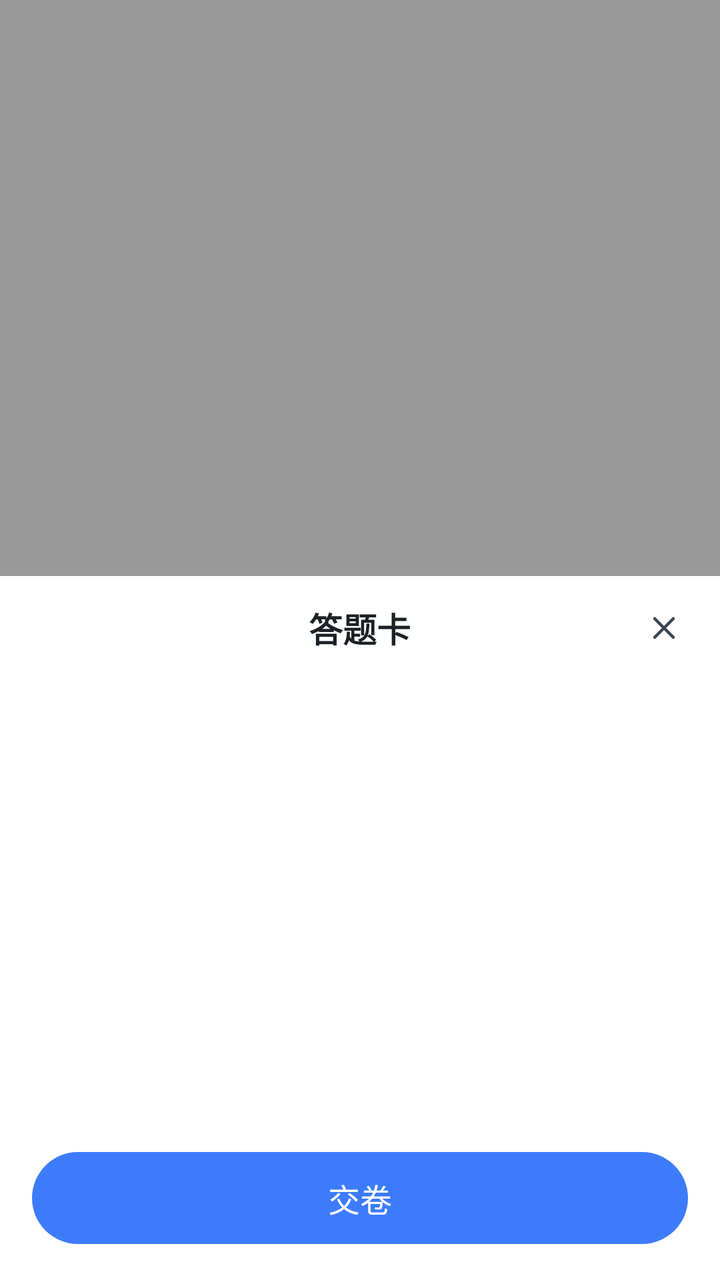
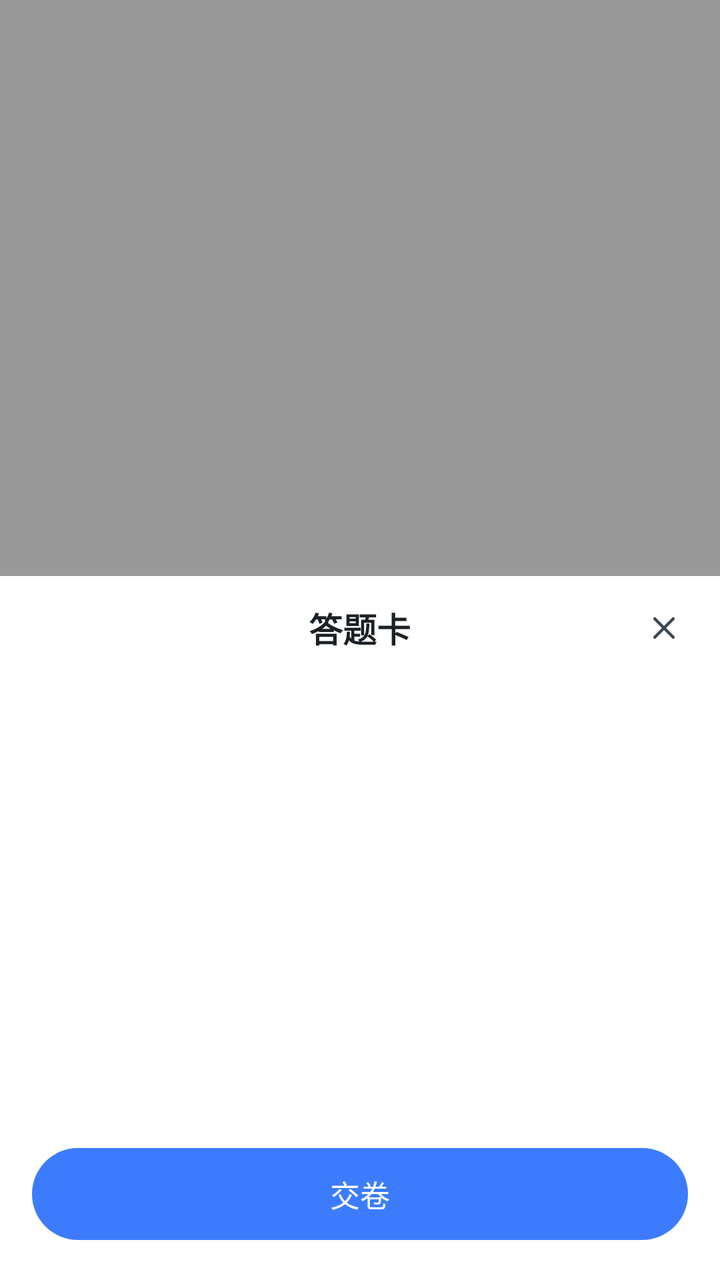

An Android layout rendered at two revisions. The XML below is the earlier revision; the diff shows what the commit changed to produce the second picture.
<!-- AndroidManifest.xml: activity theme Theme.QBank.Popup -->
<!-- res/layout/activity_answer_card.xml -->
<?xml version="1.0" encoding="utf-8"?>
<androidx.constraintlayout.widget.ConstraintLayout xmlns:android="http://schemas.android.com/apk/res/android"
    xmlns:app="http://schemas.android.com/apk/res-auto"
    xmlns:tools="http://schemas.android.com/tools"
    android:layout_width="match_parent"
    android:layout_height="match_parent"
    android:background="@color/fb_sheet_mask">

    <LinearLayout
        android:id="@+id/sheet"
        android:layout_width="0dp"
        android:layout_height="0dp"
        android:background="@drawable/bg_fb_sheet"
        android:orientation="vertical"
        app:layout_constraintBottom_toBottomOf="parent"
        app:layout_constraintEnd_toEndOf="parent"
        app:layout_constraintHeight_percent="@dimen/fb_sheet_height_percent"
        app:layout_constraintStart_toStartOf="parent">

        
        <RelativeLayout
            android:id="@+id/header"
            android:layout_width="match_parent"
            android:layout_height="52dp"
            android:background="@color/fb_card_bg">

            <TextView
                android:id="@+id/tvCardTitle"
                android:layout_width="wrap_content"
                android:layout_height="wrap_content"
                android:layout_centerInParent="true"
                android:text="@string/action_answer_card"
                android:textColor="@color/fb_text_title"
                android:textSize="@dimen/fb_text_bar_title"
                android:textStyle="bold" />

            <ImageView
                android:id="@+id/btnClose"
                android:layout_width="40dp"
                android:layout_height="40dp"
                android:layout_alignParentEnd="true"
                android:layout_centerVertical="true"
                android:layout_marginEnd="8dp"
                android:background="?attr/selectableItemBackgroundBorderless"
                android:contentDescription="@string/action_close"
                android:padding="10dp"
                android:src="@drawable/ic_fb_close" />
        </RelativeLayout>

        
        <androidx.recyclerview.widget.RecyclerView
            android:id="@+id/list"
            android:layout_width="match_parent"
            android:layout_height="0dp"
            android:layout_weight="1"
            android:clipToPadding="false"
            android:paddingStart="10dp"
            android:paddingTop="2dp"
            android:paddingEnd="10dp"
            android:paddingBottom="6dp"
            android:scrollbars="none" />

        
        <TextView
            android:id="@+id/btnSubmit"
            android:layout_width="match_parent"
            android:layout_height="46dp"
            android:layout_marginStart="16dp"
            android:layout_marginTop="6dp"
            android:layout_marginEnd="16dp"
            android:layout_marginBottom="18dp"
            android:background="@drawable/bg_fb_submit_wide"
            android:gravity="center"
            android:text="@string/action_submit"
            android:textColor="#FFFFFF"
            android:textSize="16sp" />
    </LinearLayout>
</androidx.constraintlayout.widget.ConstraintLayout>
<!-- resources referenced by this layout -->
<resources>
  <color name="fb_card_bg">#FFFFFF</color>
  <color name="fb_sheet_mask">#66000000</color>
  <color name="fb_text_title">#1B2126</color>
  <dimen name="fb_sheet_height_percent">0.55</dimen>
  <dimen name="fb_text_bar_title">17sp</dimen>
  <!-- drawable bg_fb_submit_wide (drawable) -->
  <?xml version="1.0" encoding="utf-8"?>
  <shape xmlns:android="http://schemas.android.com/apk/res/android" android:shape="rectangle">
      <solid android:color="@color/fb_primary" />
      <corners android:radius="23dp" />
  </shape>
  <!-- drawable ic_fb_close (drawable) -->
  <?xml version="1.0" encoding="utf-8"?>
  <vector xmlns:android="http://schemas.android.com/apk/res/android"
      android:width="24dp" android:height="24dp"
      android:viewportWidth="24" android:viewportHeight="24">
      <path android:strokeColor="#3C464F" android:strokeWidth="1.8" android:strokeLineCap="round"
          android:pathData="M6.4,6.4 L17.6,17.6 M17.6,6.4 L6.4,17.6" />
  </vector>
  <string name="action_answer_card">答题卡</string>
  <string name="action_close">关闭</string>
  <string name="action_submit">交卷</string>
  <style name="Theme.QBank.Popup" parent="Theme.QBank">
          <item name="android:windowIsTranslucent">true</item>
          <item name="android:windowBackground">@android:color/transparent</item>
          <item name="android:backgroundDimEnabled">false</item>
      </style>
  <dimen name="fb_sheet_radius">12dp</dimen>
  <color name="fb_primary">#3C7CFC</color>
  <style name="Theme.QBank" parent="Theme.MaterialComponents.Light.NoActionBar">
          <item name="colorPrimary">@color/primary</item>
          <item name="colorPrimaryDark">@color/primary_dark</item>
          <item name="colorAccent">@color/accent</item>
          <item name="android:statusBarColor" tools:targetApi="l">@color/fb_bar_bg</item>
          <item name="android:windowLightStatusBar" tools:targetApi="m">true</item>
          <item name="android:navigationBarColor" tools:targetApi="l">@color/fb_bar_bg</item>
          <item name="android:windowLightNavigationBar" tools:targetApi="o_mr1">true</item>
          <item name="android:windowBackground">@color/bg</item>
      </style>
  <color name="primary">#3C7CFC</color>
  <color name="primary_dark">#2A5FD6</color>
  <color name="accent">#FF7A45</color>
  <color name="fb_bar_bg">#FFFFFF</color>
  <color name="bg">#F9FAFC</color>
  <!-- unchanged entries left out for length: 1 -->
</resources>

<!-- the commit's change to res/layout/activity_answer_card.xml (unified diff, before → after) -->
@@ -8,10 +8,8 @@
 
     <LinearLayout
         android:id="@+id/sheet"
-        android:layout_width="0dp"
+        style="@style/FbSheet"
         android:layout_height="0dp"
-        android:background="@drawable/bg_fb_sheet"
-        android:orientation="vertical"
         app:layout_constraintBottom_toBottomOf="parent"
         app:layout_constraintEnd_toEndOf="parent"
         app:layout_constraintHeight_percent="@dimen/fb_sheet_height_percent"
@@ -40,7 +38,7 @@
                 android:layout_height="40dp"
                 android:layout_alignParentEnd="true"
                 android:layout_centerVertical="true"
-                android:layout_marginEnd="8dp"
+                android:layout_marginEnd="@dimen/fb_space_8"
                 android:background="?attr/selectableItemBackgroundBorderless"
                 android:contentDescription="@string/action_close"
                 android:padding="10dp"
@@ -57,22 +55,22 @@
             android:paddingStart="10dp"
             android:paddingTop="2dp"
             android:paddingEnd="10dp"
-            android:paddingBottom="6dp"
+            android:paddingBottom="@dimen/fb_space_8"
             android:scrollbars="none" />
 
         
         <TextView
             android:id="@+id/btnSubmit"
             android:layout_width="match_parent"
-            android:layout_height="46dp"
-            android:layout_marginStart="16dp"
-            android:layout_marginTop="6dp"
-            android:layout_marginEnd="16dp"
-            android:layout_marginBottom="18dp"
+            android:layout_height="@dimen/fb_btn_h"
+            android:layout_marginStart="@dimen/fb_page_pad"
+            android:layout_marginTop="@dimen/fb_space_8"
+            android:layout_marginEnd="@dimen/fb_page_pad"
+            android:layout_marginBottom="@dimen/fb_space_20"
             android:background="@drawable/bg_fb_submit_wide"
             android:gravity="center"
             android:text="@string/action_submit"
-            android:textColor="#FFFFFF"
-            android:textSize="16sp" />
+            android:textColor="@color/fb_text_on_primary"
+            android:textSize="@dimen/fb_btn_text_size" />
     </LinearLayout>
 </androidx.constraintlayout.widget.ConstraintLayout>
<!-- resource entries referenced after the edit -->
@@ -2,48 +2,75 @@
 <resources>
   <color name="fb_card_bg">#FFFFFF</color>
   <color name="fb_sheet_mask">#66000000</color>
+  <color name="fb_text_on_primary">#FFFFFF</color>
   <color name="fb_text_title">#1B2126</color>
+  <dimen name="fb_btn_h">46dp</dimen>
+  <dimen name="fb_btn_text_size">15sp</dimen>
+  <dimen name="fb_page_pad">16dp</dimen>
   <dimen name="fb_sheet_height_percent">0.55</dimen>
+  <dimen name="fb_space_20">20dp</dimen>
+  <dimen name="fb_space_8">8dp</dimen>
   <dimen name="fb_text_bar_title">17sp</dimen>
   <!-- drawable bg_fb_submit_wide (drawable) -->
   <?xml version="1.0" encoding="utf-8"?>
   <shape xmlns:android="http://schemas.android.com/apk/res/android" android:shape="rectangle">
       <solid android:color="@color/fb_primary" />
-      <corners android:radius="23dp" />
+      <corners android:radius="@dimen/fb_btn_radius" />
   </shape>
   <!-- drawable ic_fb_close (drawable) -->
   <?xml version="1.0" encoding="utf-8"?>
   <vector xmlns:android="http://schemas.android.com/apk/res/android"
       android:width="24dp" android:height="24dp"
       android:viewportWidth="24" android:viewportHeight="24">
-      <path android:strokeColor="#3C464F" android:strokeWidth="1.8" android:strokeLineCap="round"
+      <path android:strokeColor="@color/fb_icon" android:strokeWidth="1.7" android:strokeLineCap="round"
           android:pathData="M6.4,6.4 L17.6,17.6 M17.6,6.4 L6.4,17.6" />
   </vector>
   <string name="action_answer_card">答题卡</string>
   <string name="action_close">关闭</string>
   <string name="action_submit">交卷</string>
+  <style name="FbSheet">
+          <item name="android:layout_width">match_parent</item>
+          <item name="android:layout_height">wrap_content</item>
+          <item name="android:orientation">vertical</item>
+          <item name="android:background">@drawable/bg_fb_sheet</item>
+      </style>
   <style name="Theme.QBank.Popup" parent="Theme.QBank">
           <item name="android:windowIsTranslucent">true</item>
           <item name="android:windowBackground">@android:color/transparent</item>
           <item name="android:backgroundDimEnabled">false</item>
       </style>
   <dimen name="fb_sheet_radius">12dp</dimen>
+  <color name="fb_primary_deep">#2A5FD6</color>
   <color name="fb_primary">#3C7CFC</color>
+  <dimen name="fb_btn_radius">23dp</dimen>
+  <color name="fb_icon">#3C464F</color>
   <style name="Theme.QBank" parent="Theme.MaterialComponents.Light.NoActionBar">
-          <item name="colorPrimary">@color/primary</item>
-          <item name="colorPrimaryDark">@color/primary_dark</item>
-          <item name="colorAccent">@color/accent</item>
+          <item name="colorPrimary">@color/fb_primary</item>
+          <item name="colorPrimaryDark">@color/fb_primary_deep</item>
+          <item name="colorAccent">@color/fb_primary</item>
+          <item name="colorControlActivated">@color/fb_primary</item>
           <item name="android:statusBarColor" tools:targetApi="l">@color/fb_bar_bg</item>
           <item name="android:windowLightStatusBar" tools:targetApi="m">true</item>
           <item name="android:navigationBarColor" tools:targetApi="l">@color/fb_bar_bg</item>
           <item name="android:windowLightNavigationBar" tools:targetApi="o_mr1">true</item>
-          <item name="android:windowBackground">@color/bg</item>
+          <item name="android:windowBackground">@color/fb_page_bg</item>
+          
+          <item name="materialAlertDialogTheme">@style/ThemeOverlay.QBank.Dialog</item>
       </style>
-  <color name="primary">#3C7CFC</color>
-  <color name="primary_dark">#2A5FD6</color>
-  <color name="accent">#FF7A45</color>
   <color name="fb_bar_bg">#FFFFFF</color>
-  <color name="bg">#F9FAFC</color>
+  <color name="fb_page_bg">#F9FAFC</color>
+  <style name="ThemeOverlay.QBank.Dialog" parent="ThemeOverlay.MaterialComponents.MaterialAlertDialog">
+          <item name="colorPrimary">@color/fb_primary</item>
+          <item name="shapeAppearanceOverlay">@style/ShapeAppearance.QBank.Dialog</item>
+          <item name="android:textColorPrimary">@color/fb_text_title</item>
+          <item name="android:textColorSecondary">@color/fb_text_meta</item>
+      </style>
+  <style name="ShapeAppearance.QBank.Dialog" parent="">
+          <item name="cornerFamily">rounded</item>
+          <item name="cornerSize">@dimen/fb_radius_sheet</item>
+      </style>
+  <color name="fb_text_meta">#8A9095</color>
+  <dimen name="fb_radius_sheet">12dp</dimen>
   <!-- unchanged entries left out for length: 1 -->
 </resources>
 
